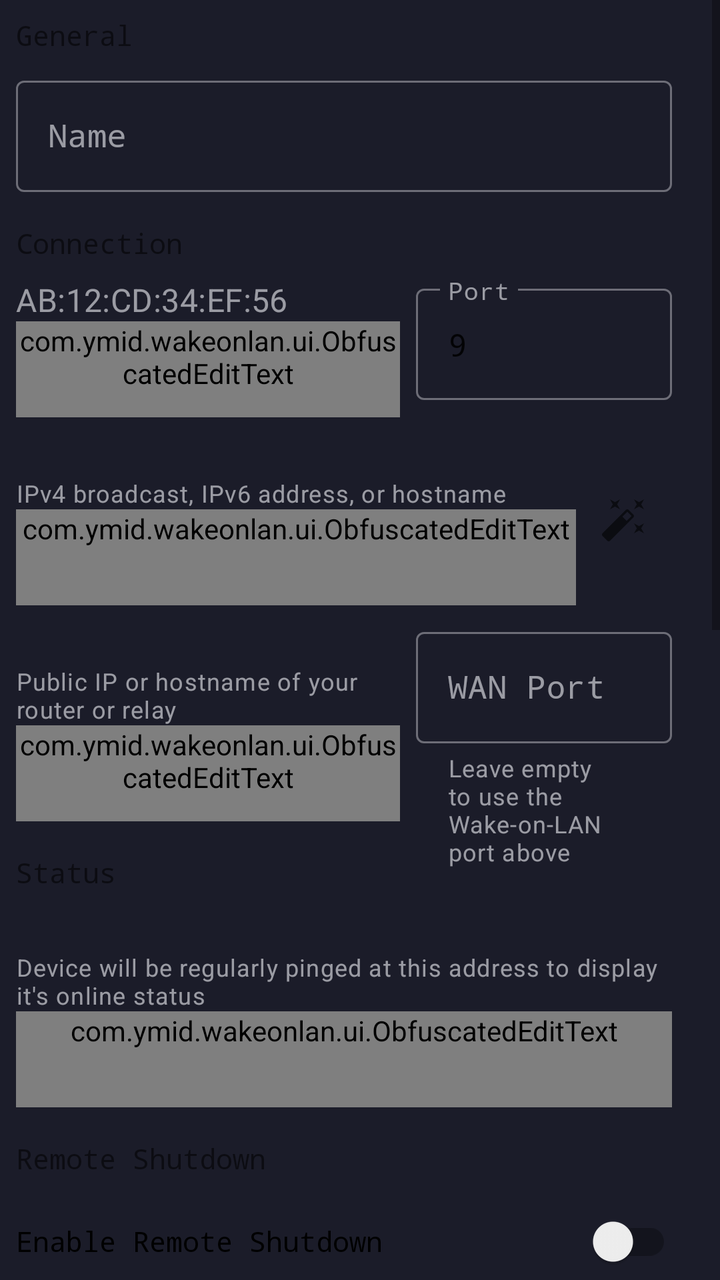
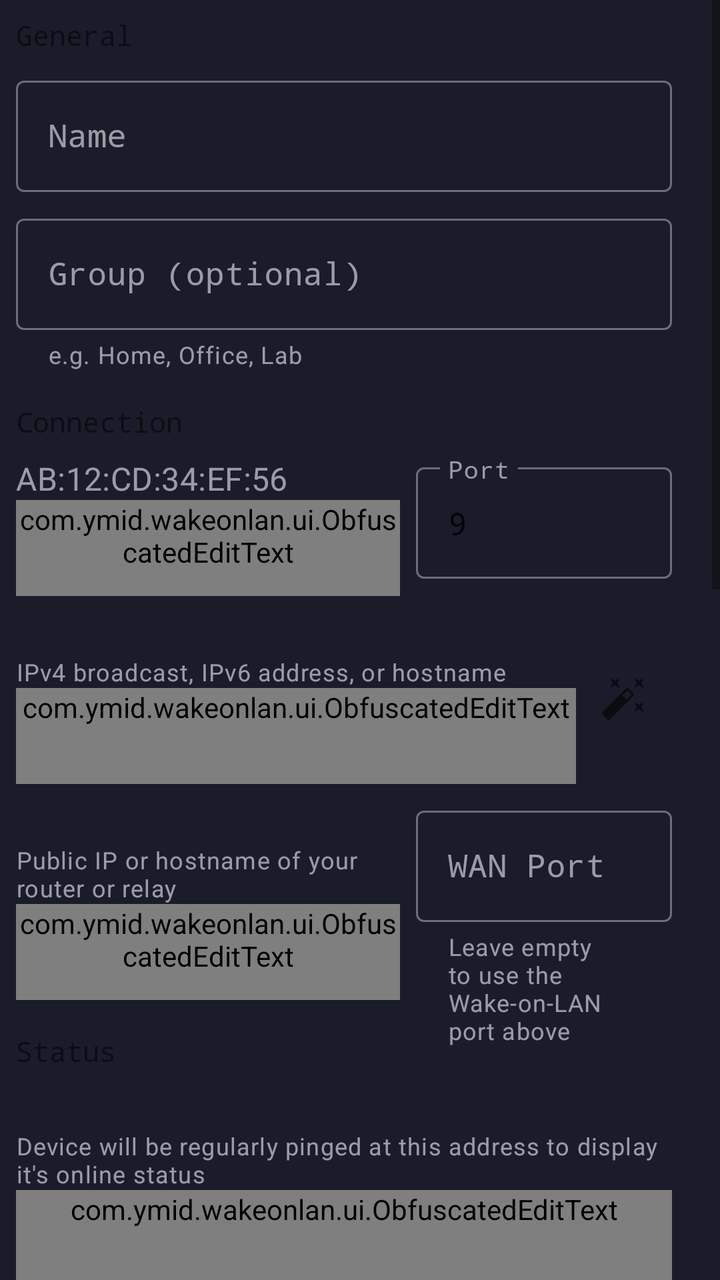

Screens rendered from an Android XML layout before and after an edit, with the pre-edit source and the edit as a unified diff.
<!-- AndroidManifest.xml: application theme Theme.WakeOnLan -->
<!-- res/layout/content_modify_device.xml -->
<?xml version="1.0" encoding="utf-8"?>
<ScrollView xmlns:android="http://schemas.android.com/apk/res/android"
    xmlns:app="http://schemas.android.com/apk/res-auto"
    android:layout_width="match_parent"
    android:layout_height="match_parent"
    android:fillViewport="true"
    android:clipToPadding="false">

    <androidx.constraintlayout.widget.ConstraintLayout
        android:layout_width="match_parent"
        android:layout_height="wrap_content"
        android:clipToPadding="false"
        android:paddingBottom="16dp">

        <TextView
            android:id="@+id/device_title_general"
            style="@style/FontMonospaced"
            android:layout_width="wrap_content"
            android:layout_height="wrap_content"
            android:layout_marginStart="8dp"
            android:layout_marginTop="8dp"
            android:text="@string/device_title_general"
            app:layout_constraintStart_toStartOf="parent"
            app:layout_constraintTop_toTopOf="parent" />

        <com.google.android.material.textfield.TextInputLayout
            android:id="@+id/device_name_layout"
            style="@style/Widget.MaterialComponents.TextInputLayout.OutlinedBox"
            android:layout_width="match_parent"
            android:layout_height="wrap_content"
            android:layout_marginStart="8dp"
            android:layout_marginTop="8dp"
            android:layout_marginEnd="24dp"
            android:hint="@string/add_device_name"
            app:layout_constraintEnd_toEndOf="parent"
            app:layout_constraintStart_toStartOf="parent"
            app:layout_constraintTop_toBottomOf="@id/device_title_general">

            <com.google.android.material.textfield.TextInputEditText
                android:id="@+id/device_name"
                style="@style/FontMonospaced"
                android:layout_width="match_parent"
                android:layout_height="wrap_content"
                android:ems="10"
                android:inputType="text"
                android:minHeight="48dp"
                android:singleLine="true" />
        </com.google.android.material.textfield.TextInputLayout>

        <TextView
            android:id="@+id/device_title_connectivity"
            style="@style/FontMonospaced"
            android:layout_width="wrap_content"
            android:layout_height="wrap_content"
            android:layout_marginStart="8dp"
            android:layout_marginTop="16dp"
            android:text="@string/device_title_connection"
            app:layout_constraintStart_toStartOf="parent"
            app:layout_constraintTop_toBottomOf="@id/device_name_layout" />

        <com.google.android.material.textfield.TextInputLayout
            android:id="@+id/device_mac_layout"
            style="@style/Widget.MaterialComponents.TextInputLayout.OutlinedBox"
            android:layout_width="0dp"
            android:layout_height="wrap_content"
            android:layout_marginStart="8dp"
            android:layout_marginTop="8dp"
            android:layout_marginEnd="8dp"
            android:hint="@string/add_device_mac_address"
            app:layout_constraintEnd_toStartOf="@id/device_port_layout"
            app:layout_constraintStart_toStartOf="parent"
            app:layout_constraintTop_toBottomOf="@id/device_title_connectivity"
            app:placeholderText="AB:12:CD:34:EF:56">

            <com.ymid.wakeonlan.ui.ObfuscatedEditText
                android:id="@+id/device_mac"
                style="@style/FontMonospaced"
                android:layout_width="match_parent"
                android:layout_height="wrap_content"
                android:ems="10"
                android:inputType="text"
                android:minHeight="48dp"
                android:singleLine="true" />
        </com.google.android.material.textfield.TextInputLayout>


        <com.google.android.material.textfield.TextInputLayout
            android:id="@+id/device_port_layout"
            style="@style/Widget.MaterialComponents.TextInputLayout.OutlinedBox"
            android:layout_width="128dp"
            android:layout_height="wrap_content"
            android:layout_marginTop="8dp"
            android:layout_marginEnd="24dp"
            android:hint="@string/add_device_port"
            app:layout_constraintEnd_toEndOf="parent"
            app:layout_constraintTop_toBottomOf="@id/device_title_connectivity">

            <com.google.android.material.textfield.TextInputEditText
                android:id="@+id/device_ports"
                style="@style/FontMonospaced"
                android:layout_width="match_parent"
                android:layout_height="wrap_content"
                android:ems="10"
                android:text="@string/add_device_default_port"
                android:inputType="number"
                android:minHeight="48dp"
                android:singleLine="true" />
        </com.google.android.material.textfield.TextInputLayout>

        <com.google.android.material.textfield.TextInputLayout
            android:id="@+id/device_broadcast_layout"
            style="@style/Widget.MaterialComponents.TextInputLayout.OutlinedBox"
            android:layout_width="0dp"
            android:layout_height="wrap_content"
            android:layout_marginStart="8dp"
            android:layout_marginTop="8dp"
            android:hint="@string/add_device_broadcast_address"
            app:helperText="@string/add_device_broadcast_address_helper"
            app:layout_constraintEnd_toStartOf="@id/broadcast_autofill"
            app:layout_constraintStart_toStartOf="parent"
            app:layout_constraintTop_toBottomOf="@id/device_mac_layout"
            app:placeholderText="192.168.0.255 or ff02::1">

            <com.ymid.wakeonlan.ui.ObfuscatedEditText
                android:id="@+id/device_broadcast"
                style="@style/FontMonospaced"
                android:layout_width="match_parent"
                android:layout_height="wrap_content"
                android:ems="10"
                android:inputType="text"
                android:minHeight="48dp"
                android:singleLine="true" />
        </com.google.android.material.textfield.TextInputLayout>

        <ImageButton
            android:id="@+id/broadcast_autofill"
            style="@style/Widget.App.Button.OutlinedButton.IconOnly"
            android:layout_width="wrap_content"
            android:layout_height="wrap_content"
            android:layout_marginEnd="24dp"
            android:background="#00000000"
            android:contentDescription="@string/add_device_autofill_broadcast"
            app:layout_constraintBottom_toBottomOf="@id/device_broadcast_layout"
            app:layout_constraintEnd_toEndOf="parent"
            app:layout_constraintTop_toTopOf="@id/device_broadcast_layout"
            app:srcCompat="@drawable/ic_autofill_broadcast" />

        <TextView
            android:id="@+id/device_title_status"
            style="@style/FontMonospaced"
            android:layout_width="wrap_content"
            android:layout_height="wrap_content"
            android:layout_marginStart="8dp"
            android:layout_marginTop="16dp"
            android:text="@string/device_title_status"
            app:layout_constraintStart_toStartOf="parent"
            app:layout_constraintTop_toBottomOf="@id/device_wan_address_layout" />

        <com.google.android.material.textfield.TextInputLayout
            android:id="@+id/device_wan_address_layout"
            style="@style/Widget.MaterialComponents.TextInputLayout.OutlinedBox"
            android:layout_width="0dp"
            android:layout_height="wrap_content"
            android:layout_marginStart="8dp"
            android:layout_marginTop="8dp"
            android:layout_marginEnd="8dp"
            android:hint="@string/add_device_wan_address"
            app:helperText="@string/add_device_wan_address_helper"
            app:layout_constraintEnd_toStartOf="@id/device_wan_port_layout"
            app:layout_constraintStart_toStartOf="parent"
            app:layout_constraintTop_toBottomOf="@id/device_broadcast_layout"
            app:placeholderText="wol.example.com">

            <com.ymid.wakeonlan.ui.ObfuscatedEditText
                android:id="@+id/device_wan_address"
                style="@style/FontMonospaced"
                android:layout_width="match_parent"
                android:layout_height="wrap_content"
                android:ems="10"
                android:inputType="textUri"
                android:minHeight="48dp"
                android:singleLine="true" />
        </com.google.android.material.textfield.TextInputLayout>

        <com.google.android.material.textfield.TextInputLayout
            android:id="@+id/device_wan_port_layout"
            style="@style/Widget.MaterialComponents.TextInputLayout.OutlinedBox"
            android:layout_width="128dp"
            android:layout_height="wrap_content"
            android:layout_marginTop="8dp"
            android:layout_marginEnd="24dp"
            android:hint="@string/add_device_wan_port"
            app:helperText="@string/add_device_wan_port_helper"
            app:layout_constraintEnd_toEndOf="parent"
            app:layout_constraintTop_toBottomOf="@id/device_broadcast_layout">

            <com.google.android.material.textfield.TextInputEditText
                android:id="@+id/device_wan_port"
                style="@style/FontMonospaced"
                android:layout_width="match_parent"
                android:layout_height="wrap_content"
                android:ems="10"
                android:inputType="number"
                android:minHeight="48dp"
                android:singleLine="true" />
        </com.google.android.material.textfield.TextInputLayout>

        <com.google.android.material.textfield.TextInputLayout
            android:id="@+id/device_status_ip_layout"
            style="@style/Widget.MaterialComponents.TextInputLayout.OutlinedBox"
            android:layout_width="match_parent"
            android:layout_height="wrap_content"
            android:layout_marginStart="8dp"
            android:layout_marginTop="8dp"
            android:layout_marginEnd="24dp"
            android:hint="@string/add_device_status_ip"
            app:helperText="@string/add_device_status_ip_helper"
            app:layout_constraintEnd_toEndOf="parent"
            app:layout_constraintHorizontal_bias="0.0"
            app:layout_constraintStart_toStartOf="parent"
            app:layout_constraintTop_toBottomOf="@id/device_title_status"
            app:placeholderText="192.168.0.100">

            <com.ymid.wakeonlan.ui.ObfuscatedEditText
                android:id="@+id/device_status_ip"
                style="@style/FontMonospaced"
                android:layout_width="match_parent"
                android:layout_height="wrap_content"
                android:ems="10"
                android:inputType="text"
                android:minHeight="48dp"
                android:singleLine="true" />
        </com.google.android.material.textfield.TextInputLayout>

        <TextView
            android:id="@+id/device_title_remote_shutdown"
            style="@style/FontMonospaced"
            android:layout_width="wrap_content"
            android:layout_height="wrap_content"
            android:layout_marginStart="8dp"
            android:layout_marginTop="16dp"
            android:text="@string/add_device_shutdown"
            app:layout_constraintStart_toStartOf="parent"
            app:layout_constraintTop_toBottomOf="@id/device_status_ip_layout" />

        <androidx.appcompat.widget.SwitchCompat
            android:id="@+id/device_switch_remote_shutdown"
            style="@style/FontMonospaced"
            android:layout_width="match_parent"
            android:layout_height="wrap_content"
            android:layout_marginStart="8dp"
            android:layout_marginTop="8dp"
            android:layout_marginEnd="24dp"
            android:text="@string/add_device_shutdown_enable"
            app:layout_constraintStart_toStartOf="parent"
            app:layout_constraintTop_toBottomOf="@id/device_title_remote_shutdown" />

        <TextView
            android:id="@+id/device_title_remote_shutdown_explanation"
            android:layout_width="wrap_content"
            android:layout_height="wrap_content"
            android:layout_marginStart="8dp"
            android:text="@string/add_device_shutdown_explanation"
            android:textSize="12sp"
            app:layout_constraintStart_toStartOf="parent"
            app:layout_constraintTop_toBottomOf="@id/device_switch_remote_shutdown" />

        <androidx.constraintlayout.widget.ConstraintLayout
            android:id="@+id/device_remote_shutdown_container"
            android:layout_width="match_parent"
            android:layout_height="wrap_content"
            android:layout_marginTop="8dp"
            app:layout_constraintStart_toStartOf="parent"
            app:layout_constraintTop_toBottomOf="@id/device_title_remote_shutdown_explanation">

            <com.google.android.material.textfield.TextInputLayout
                android:id="@+id/device_remote_shutdown_address"
                style="@style/Widget.MaterialComponents.TextInputLayout.OutlinedBox"
                android:layout_width="0dp"
                android:layout_height="wrap_content"
                android:layout_marginStart="8dp"
                android:layout_marginTop="8dp"
                android:layout_marginEnd="8dp"
                android:hint="@string/add_device_shutdown_ip"
                app:layout_constraintEnd_toEndOf="parent"
                app:layout_constraintEnd_toStartOf="@id/device_remote_shutdown_port"
                app:layout_constraintStart_toStartOf="parent"
                app:layout_constraintTop_toTopOf="parent">

                <com.ymid.wakeonlan.ui.ObfuscatedEditText
                    android:id="@+id/device_shutdown_address"
                    style="@style/FontMonospaced"
                    android:layout_width="match_parent"
                    android:layout_height="wrap_content"
                    android:ems="10"
                    android:inputType="text"
                    android:minHeight="48dp"
                    android:singleLine="true" />
            </com.google.android.material.textfield.TextInputLayout>

            <com.google.android.material.textfield.TextInputLayout
                android:id="@+id/device_remote_shutdown_port"
                style="@style/Widget.MaterialComponents.TextInputLayout.OutlinedBox"
                android:layout_width="112dp"
                android:layout_height="wrap_content"
                android:layout_marginStart="8dp"
                android:layout_marginEnd="24dp"
                android:hint="@string/add_device_shutdown_port"
                app:layout_constraintBottom_toBottomOf="@id/device_remote_shutdown_address"
                app:layout_constraintEnd_toEndOf="parent"
                app:layout_constraintTop_toTopOf="@id/device_remote_shutdown_address"
                app:placeholderText="22">

                <com.google.android.material.textfield.TextInputEditText
                    android:id="@+id/device_shutdown_port"
                    style="@style/FontMonospaced"
                    android:layout_width="match_parent"
                    android:layout_height="wrap_content"
                    android:ems="10"
                    android:inputType="number"
                    android:minHeight="48dp"
                    android:singleLine="true" />
            </com.google.android.material.textfield.TextInputLayout>

            <com.google.android.material.textfield.TextInputLayout
                android:id="@+id/device_remote_shutdown_username"
                style="@style/Widget.MaterialComponents.TextInputLayout.OutlinedBox"
                android:layout_width="match_parent"
                android:layout_height="wrap_content"
                android:layout_marginStart="8dp"
                android:layout_marginTop="8dp"
                android:layout_marginEnd="24dp"
                android:hint="@string/add_device_shutdown_username"
                app:layout_constraintEnd_toEndOf="parent"
                app:layout_constraintStart_toStartOf="parent"
                app:layout_constraintTop_toBottomOf="@id/device_remote_shutdown_address">

                <com.google.android.material.textfield.TextInputEditText
                    android:id="@+id/device_shutdown_username"
                    style="@style/FontMonospaced"
                    android:layout_width="match_parent"
                    android:layout_height="wrap_content"
                    android:ems="10"
                    android:inputType="text"
                    android:minHeight="48dp"
                    android:singleLine="true" />
            </com.google.android.material.textfield.TextInputLayout>

            <com.google.android.material.textfield.TextInputLayout
                android:id="@+id/device_remote_shutdown_password"
                style="@style/Widget.MaterialComponents.TextInputLayout.OutlinedBox"
                android:layout_width="match_parent"
                android:layout_height="wrap_content"
                android:layout_marginStart="8dp"
                android:layout_marginTop="8dp"
                android:layout_marginEnd="24dp"
                android:hint="@string/add_device_shutdown_password"
                app:layout_constraintEnd_toEndOf="parent"
                app:layout_constraintStart_toStartOf="parent"
                app:layout_constraintTop_toBottomOf="@id/device_shutdown_auth_type">

                <com.google.android.material.textfield.TextInputEditText
                    android:id="@+id/device_shutdown_password"
                    style="@style/FontMonospaced"
                    android:layout_width="match_parent"
                    android:layout_height="wrap_content"
                    android:ems="10"
                    android:inputType="textPassword"
                    android:minHeight="48dp"
                    android:singleLine="true" />
            </com.google.android.material.textfield.TextInputLayout>

            <TextView
                android:id="@+id/device_shutdown_auth_type_label"
                android:layout_width="wrap_content"
                android:layout_height="wrap_content"
                android:layout_marginStart="8dp"
                android:layout_marginTop="8dp"
                android:text="@string/ssh_auth_type"
                app:layout_constraintStart_toStartOf="parent"
                app:layout_constraintTop_toBottomOf="@id/device_remote_shutdown_username" />

            <Spinner
                android:id="@+id/device_shutdown_auth_type"
                android:layout_width="180dp"
                android:layout_height="wrap_content"
                android:layout_marginStart="8dp"
                android:layout_marginTop="4dp"
                android:layout_marginEnd="24dp"
                android:entries="@array/ssh_auth_options"
                app:layout_constraintStart_toStartOf="parent"
                app:layout_constraintTop_toBottomOf="@id/device_shutdown_auth_type_label" />

            <Button
                android:id="@+id/device_button_generate_ssh_key"
                android:layout_width="match_parent"
                android:layout_height="wrap_content"
                android:layout_marginStart="8dp"
                android:layout_marginTop="8dp"
                android:layout_marginEnd="24dp"
                android:text="@string/ssh_key_generate"
                android:visibility="gone"
                app:layout_constraintTop_toBottomOf="@id/device_remote_shutdown_password" />

            <TextView
                android:id="@+id/device_ssh_public_key_title"
                android:layout_width="wrap_content"
                android:layout_height="wrap_content"
                android:layout_marginStart="8dp"
                android:layout_marginTop="8dp"
                android:text="@string/ssh_key_public_title"
                android:textStyle="bold"
                android:visibility="gone"
                app:layout_constraintStart_toStartOf="parent"
                app:layout_constraintTop_toBottomOf="@id/device_button_generate_ssh_key" />

            <TextView
                android:id="@+id/device_ssh_public_key_hint"
                android:layout_width="0dp"
                android:layout_height="wrap_content"
                android:layout_marginStart="8dp"
                android:layout_marginTop="4dp"
                android:layout_marginEnd="24dp"
                android:text="@string/ssh_key_public_hint"
                android:textSize="12sp"
                android:visibility="gone"
                app:layout_constraintEnd_toEndOf="parent"
                app:layout_constraintStart_toStartOf="parent"
                app:layout_constraintTop_toBottomOf="@id/device_ssh_public_key_title" />

            <TextView
                android:id="@+id/device_ssh_public_key"
                style="@style/FontMonospaced"
                android:layout_width="0dp"
                android:layout_height="wrap_content"
                android:layout_marginStart="8dp"
                android:layout_marginTop="4dp"
                android:layout_marginEnd="24dp"
                android:background="@color/surfaceVariantColor"
                android:padding="8dp"
                android:textIsSelectable="true"
                android:textSize="12sp"
                android:visibility="gone"
                app:layout_constraintEnd_toEndOf="parent"
                app:layout_constraintStart_toStartOf="parent"
                app:layout_constraintTop_toBottomOf="@id/device_ssh_public_key_hint" />

            <Button
                android:id="@+id/device_button_copy_ssh_key"
                android:layout_width="match_parent"
                android:layout_height="wrap_content"
                android:layout_marginStart="8dp"
                android:layout_marginTop="8dp"
                android:layout_marginEnd="24dp"
                android:text="@string/ssh_key_copy"
                android:visibility="gone"
                app:layout_constraintTop_toBottomOf="@id/device_ssh_public_key" />

            
            <TextView
                android:id="@+id/device_shutdown_os_label"
                android:layout_width="wrap_content"
                android:layout_height="wrap_content"
                android:layout_marginStart="8dp"
                android:layout_marginTop="8dp"
                android:text="@string/add_device_shutdown_os"
                app:layout_constraintStart_toStartOf="parent"
                app:layout_constraintTop_toBottomOf="@id/device_button_copy_ssh_key" />

            <Spinner
                android:id="@+id/device_shutdown_os"
                android:layout_width="160dp"
                android:layout_height="wrap_content"
                android:layout_marginStart="8dp"
                android:layout_marginTop="4dp"
                android:layout_marginEnd="24dp"
                app:layout_constraintStart_toStartOf="parent"
                app:layout_constraintTop_toBottomOf="@id/device_shutdown_os_label"
                android:entries="@array/shutdown_os_options" />

            <TextView
                android:id="@+id/device_shutdown_os_suggestion"
                android:layout_width="wrap_content"
                android:layout_height="wrap_content"
                android:layout_marginStart="8dp"
                android:layout_marginTop="4dp"
                android:textSize="12sp"
                android:textStyle="italic"
                app:layout_constraintStart_toStartOf="parent"
                app:layout_constraintTop_toBottomOf="@id/device_shutdown_os" />

            <com.google.android.material.textfield.TextInputLayout
                android:id="@+id/device_remote_shutdown_command"
                style="@style/Widget.MaterialComponents.TextInputLayout.OutlinedBox"
                android:layout_width="match_parent"
                android:layout_height="wrap_content"
                android:layout_marginStart="8dp"
                android:layout_marginTop="8dp"
                android:layout_marginEnd="24dp"
                android:hint="@string/add_device_shutdown_command"
                app:helperText="@string/add_device_shutdown_command_helper"
                app:layout_constraintEnd_toEndOf="parent"
                app:layout_constraintStart_toStartOf="parent"
                app:layout_constraintTop_toBottomOf="@id/device_shutdown_os_suggestion"
                app:placeholderText="sudo /usr/sbin/shutdown -h now">

                <com.google.android.material.textfield.TextInputEditText
                    android:id="@+id/device_shutdown_command"
                    style="@style/FontMonospaced"
                    android:layout_width="match_parent"
                    android:layout_height="wrap_content"
                    android:ems="10"
                    android:inputType="text"
                    android:minHeight="48dp"
                    android:singleLine="true" />
            </com.google.android.material.textfield.TextInputLayout>

            <Button
                android:id="@+id/device_button_test_shutdown"
                android:layout_width="match_parent"
                android:layout_height="wrap_content"
                android:layout_marginStart="8dp"
                android:layout_marginTop="8dp"
                android:layout_marginEnd="24dp"
                android:text="@string/modify_device_test_shutdown"
                app:layout_constraintTop_toBottomOf="@id/device_remote_shutdown_command" />

        </androidx.constraintlayout.widget.ConstraintLayout>


        <TextView
            android:id="@+id/device_title_security"
            style="@style/FontMonospaced"
            android:layout_width="wrap_content"
            android:layout_height="wrap_content"
            android:layout_marginStart="8dp"
            android:layout_marginTop="16dp"
            android:text="@string/device_title_security"
            app:layout_constraintStart_toStartOf="parent"
            app:layout_constraintTop_toBottomOf="@id/device_remote_shutdown_container" />

        <com.google.android.material.textfield.TextInputLayout
            android:id="@+id/device_secure_on_password_layout"
            style="@style/Widget.MaterialComponents.TextInputLayout.OutlinedBox"
            android:layout_width="match_parent"
            android:layout_height="wrap_content"
            android:layout_marginStart="8dp"
            android:layout_marginTop="8dp"
            android:layout_marginEnd="24dp"
            android:hint="@string/add_device_secure_on"
            app:layout_constraintEnd_toEndOf="parent"
            app:layout_constraintStart_toStartOf="parent"
            app:layout_constraintTop_toBottomOf="@id/device_title_security">

            <com.google.android.material.textfield.TextInputEditText
                android:id="@+id/device_secure_on_password"
                style="@style/FontMonospaced"
                android:layout_width="match_parent"
                android:layout_height="wrap_content"
                android:ems="10"
                android:inputType="text"
                android:minHeight="48dp"
                android:singleLine="true" />
        </com.google.android.material.textfield.TextInputLayout>

    </androidx.constraintlayout.widget.ConstraintLayout>
</ScrollView>
<!-- resources referenced by this layout -->
<resources>
  <string-array name="shutdown_os_options">
          <item>Linux</item>
          <item>Windows</item>
          <item>macOS</item>
      </string-array>
  <string-array name="ssh_auth_options">
          <item>@string/ssh_auth_password</item>
          <item>@string/ssh_auth_key</item>
      </string-array>
  <color name="surfaceVariantColor">#343851</color>
  <string name="add_device_autofill_broadcast">Autofill Broadcast Address</string>
  <string name="add_device_broadcast_address">Broadcast/IP address (optional)</string>
  <string name="add_device_broadcast_address_helper">IPv4 broadcast, IPv6 address, or hostname</string>
  <string name="add_device_default_port" translatable="false">9</string>
  <string name="add_device_mac_address">MAC Address</string>
  <string name="add_device_name">Name</string>
  <string name="add_device_port">Port</string>
  <string name="add_device_secure_on">SecureOn Password (optional)</string>
  <string name="add_device_shutdown">Remote Shutdown</string>
  <string name="add_device_shutdown_command">Shutdown Command</string>
  <string name="add_device_shutdown_command_helper">Command must be executable without triggering Interactive authentication (sudo password-prompt)</string>
  <string name="add_device_shutdown_enable">Enable Remote Shutdown</string>
  <string name="add_device_shutdown_explanation">Uses SSH to log into the device and execute the specified shutdown command.\nThis feature only works on machines running Linux</string>
  <string name="add_device_shutdown_ip">SSH Address</string>
  <string name="add_device_shutdown_os">Target OS</string>
  <string name="add_device_shutdown_password">Password</string>
  <string name="add_device_shutdown_port">SSH Port</string>
  <string name="add_device_shutdown_username">Username</string>
  <string name="add_device_status_ip">Status IP (optional)</string>
  <string name="add_device_status_ip_helper">Device will be regularly pinged at this address to display it\'s online status</string>
  <string name="add_device_wan_address">Internet/WAN address (optional)</string>
  <string name="add_device_wan_address_helper">Public IP or hostname of your router or relay</string>
  <string name="add_device_wan_port">WAN Port</string>
  <string name="add_device_wan_port_helper">Leave empty to use the Wake-on-LAN port above</string>
  <string name="device_title_connection">Connection</string>
  <string name="device_title_general">General</string>
  <string name="device_title_security">Security</string>
  <string name="device_title_status">Status</string>
  <string name="modify_device_test_shutdown">Test shutdown command</string>
  <string name="ssh_auth_type">SSH authentication</string>
  <string name="ssh_key_copy">Copy to clipboard</string>
  <string name="ssh_key_generate">Generate SSH key</string>
  <string name="ssh_key_public_hint">Add this key to ~/.ssh/authorized_keys on your device</string>
  <string name="ssh_key_public_title">Public Key</string>
  <style name="FontMonospaced">
          <item name="android:fontFamily">monospace</item>
      </style>
  <string name="ssh_auth_password">Password</string>
  <string name="ssh_auth_key">SSH Key</string>
  <color name="primaryColor">#3A345F</color>
  <color name="primaryDarkColor">#25243A</color>
  <color name="primaryTextColor">#F2F2F7</color>
  <color name="secondaryColor">#4A90E2</color>
  <color name="secondaryVariantColor">#6C63FF</color>
  <color name="surfaceColor">#2B2E45</color>
  <color name="backgroundColor">#1B1C29</color>
  <!-- unchanged entries left out for length: 3 -->
</resources>

<!-- the commit's change to res/layout/content_modify_device.xml (unified diff, before → after) -->
@@ -47,6 +47,31 @@
                 android:singleLine="true" />
         </com.google.android.material.textfield.TextInputLayout>
 
+        <com.google.android.material.textfield.TextInputLayout
+            android:id="@+id/device_group_layout"
+            style="@style/Widget.MaterialComponents.TextInputLayout.OutlinedBox"
+            android:layout_width="match_parent"
+            android:layout_height="wrap_content"
+            android:layout_marginStart="8dp"
+            android:layout_marginTop="8dp"
+            android:layout_marginEnd="24dp"
+            android:hint="@string/add_device_group"
+            app:helperText="@string/add_device_group_hint"
+            app:layout_constraintEnd_toEndOf="parent"
+            app:layout_constraintStart_toStartOf="parent"
+            app:layout_constraintTop_toBottomOf="@id/device_name_layout">
+
+            <com.google.android.material.textfield.TextInputEditText
+                android:id="@+id/device_group"
+                style="@style/FontMonospaced"
+                android:layout_width="match_parent"
+                android:layout_height="wrap_content"
+                android:ems="10"
+                android:inputType="text"
+                android:minHeight="48dp"
+                android:singleLine="true" />
+        </com.google.android.material.textfield.TextInputLayout>
+
         <TextView
             android:id="@+id/device_title_connectivity"
             style="@style/FontMonospaced"
@@ -56,7 +81,7 @@
             android:layout_marginTop="16dp"
             android:text="@string/device_title_connection"
             app:layout_constraintStart_toStartOf="parent"
-            app:layout_constraintTop_toBottomOf="@id/device_name_layout" />
+            app:layout_constraintTop_toBottomOf="@id/device_group_layout" />
 
         <com.google.android.material.textfield.TextInputLayout
             android:id="@+id/device_mac_layout"
<!-- resource entries referenced after the edit -->
@@ -14,6 +14,8 @@
   <string name="add_device_broadcast_address">Broadcast/IP address (optional)</string>
   <string name="add_device_broadcast_address_helper">IPv4 broadcast, IPv6 address, or hostname</string>
   <string name="add_device_default_port" translatable="false">9</string>
+  <string name="add_device_group">Group (optional)</string>
+  <string name="add_device_group_hint">e.g. Home, Office, Lab</string>
   <string name="add_device_mac_address">MAC Address</string>
   <string name="add_device_name">Name</string>
   <string name="add_device_port">Port</string>
